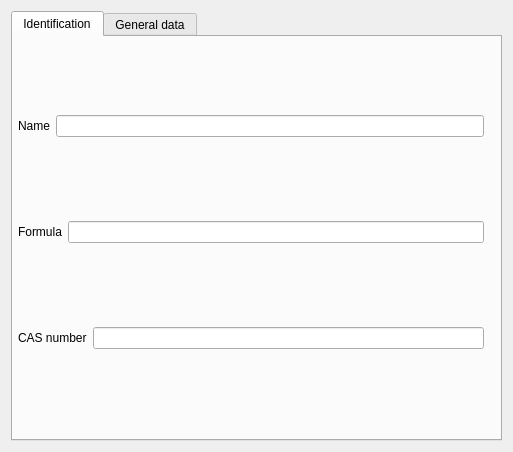
Above: designer/db_substanceProperties_ui.ui from marcusbfs/Sindri before the change. Below: the same form after it.
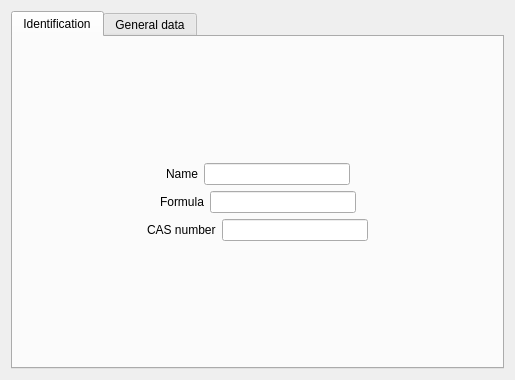
That is the form after the change.

Commit message: Database changes, started the "edit substance" window

The edit to the form file:
```diff
--- a/designer/db_substanceProperties_ui.ui
+++ b/designer/db_substanceProperties_ui.ui
@@ -6,15 +6,15 @@
    <rect>
     <x>0</x>
     <y>0</y>
-    <width>513</width>
-    <height>452</height>
+    <width>515</width>
+    <height>380</height>
    </rect>
   </property>
   <property name="windowTitle">
    <string>Substance properties</string>
   </property>
-  <layout class="QHBoxLayout" name="horizontalLayout">
-   <item>
+  <layout class="QGridLayout" name="gridLayout">
+   <item row="0" column="0">
     <widget class="QTabWidget" name="tabWidget_substanceProperties">
      <property name="acceptDrops">
       <bool>false</bool>
@@ -38,21 +38,24 @@
       <attribute name="title">
        <string>Identification</string>
       </attribute>
-      <widget class="QWidget" name="">
-       <property name="geometry">
-        <rect>
-         <x>0</x>
-         <y>0</y>
-         <width>471</width>
-         <height>391</height>
-        </rect>
-       </property>
+      <layout class="QVBoxLayout" name="verticalLayout_2">
+       <item>
        <layout class="QVBoxLayout" name="verticalLayout">
-        <property name="leftMargin">
-         <number>5</number>
-        </property>
         <item>
          <layout class="QHBoxLayout" name="horizontalLayout_2">
+           <item>
+            <spacer name="horizontalSpacer">
+             <property name="orientation">
+              <enum>Qt::Horizontal</enum>
+             </property>
+             <property name="sizeHint" stdset="0">
+              <size>
+               <width>40</width>
+               <height>20</height>
+              </size>
+             </property>
+            </spacer>
+           </item>
           <item>
            <widget class="QLabel" name="label">
             <property name="text">
@@ -62,18 +65,50 @@
           </item>
           <item>
            <widget class="QLineEdit" name="le_name">
+             <property name="minimumSize">
+              <size>
+               <width>146</width>
+               <height>0</height>
+              </size>
+             </property>
             <property name="text">
              <string/>
             </property>
             <property name="alignment">
-             <set>Qt::AlignRight|Qt::AlignTrailing|Qt::AlignVCenter</set>
+              <set>Qt::AlignLeading|Qt::AlignLeft|Qt::AlignVCenter</set>
             </property>
            </widget>
           </item>
+           <item>
+            <spacer name="horizontalSpacer_2">
+             <property name="orientation">
+              <enum>Qt::Horizontal</enum>
+             </property>
+             <property name="sizeHint" stdset="0">
+              <size>
+               <width>40</width>
+               <height>20</height>
+              </size>
+             </property>
+            </spacer>
+           </item>
          </layout>
         </item>
         <item>
          <layout class="QHBoxLayout" name="horizontalLayout_3">
+           <item>
+            <spacer name="horizontalSpacer_3">
+             <property name="orientation">
+              <enum>Qt::Horizontal</enum>
+             </property>
+             <property name="sizeHint" stdset="0">
+              <size>
+               <width>40</width>
+               <height>20</height>
+              </size>
+             </property>
+            </spacer>
+           </item>
           <item>
            <widget class="QLabel" name="label_2">
             <property name="text">
@@ -83,15 +118,47 @@
           </item>
           <item>
            <widget class="QLineEdit" name="le_formula">
+             <property name="minimumSize">
+              <size>
+               <width>146</width>
+               <height>0</height>
+              </size>
+             </property>
             <property name="alignment">
-             <set>Qt::AlignRight|Qt::AlignTrailing|Qt::AlignVCenter</set>
+              <set>Qt::AlignLeading|Qt::AlignLeft|Qt::AlignVCenter</set>
             </property>
            </widget>
           </item>
+           <item>
+            <spacer name="horizontalSpacer_4">
+             <property name="orientation">
+              <enum>Qt::Horizontal</enum>
+             </property>
+             <property name="sizeHint" stdset="0">
+              <size>
+               <width>40</width>
+               <height>20</height>
+              </size>
+             </property>
+            </spacer>
+           </item>
          </layout>
         </item>
         <item>
          <layout class="QHBoxLayout" name="horizontalLayout_4">
+           <item>
+            <spacer name="horizontalSpacer_5">
+             <property name="orientation">
+              <enum>Qt::Horizontal</enum>
+             </property>
+             <property name="sizeHint" stdset="0">
+              <size>
+               <width>40</width>
+               <height>20</height>
+              </size>
+             </property>
+            </spacer>
+           </item>
           <item>
            <widget class="QLabel" name="label_3">
             <property name="text">
@@ -101,15 +168,35 @@
           </item>
           <item>
            <widget class="QLineEdit" name="le_CAS">
+             <property name="minimumSize">
+              <size>
+               <width>146</width>
+               <height>0</height>
+              </size>
+             </property>
             <property name="alignment">
-             <set>Qt::AlignRight|Qt::AlignTrailing|Qt::AlignVCenter</set>
+              <set>Qt::AlignLeading|Qt::AlignLeft|Qt::AlignVCenter</set>
             </property>
            </widget>
           </item>
+           <item>
+            <spacer name="horizontalSpacer_6">
+             <property name="orientation">
+              <enum>Qt::Horizontal</enum>
+             </property>
+             <property name="sizeHint" stdset="0">
+              <size>
+               <width>40</width>
+               <height>20</height>
+              </size>
+             </property>
+            </spacer>
+           </item>
          </layout>
         </item>
        </layout>
-      </widget>
+       </item>
+      </layout>
      </widget>
      <widget class="QWidget" name="tab_generalData">
       <attribute name="title">
```
Left out of the diff: 3 changed lines with no effect on the pictures. Lines whose indentation alone changed are shown as unchanged. The commit also changes 10 other files.
